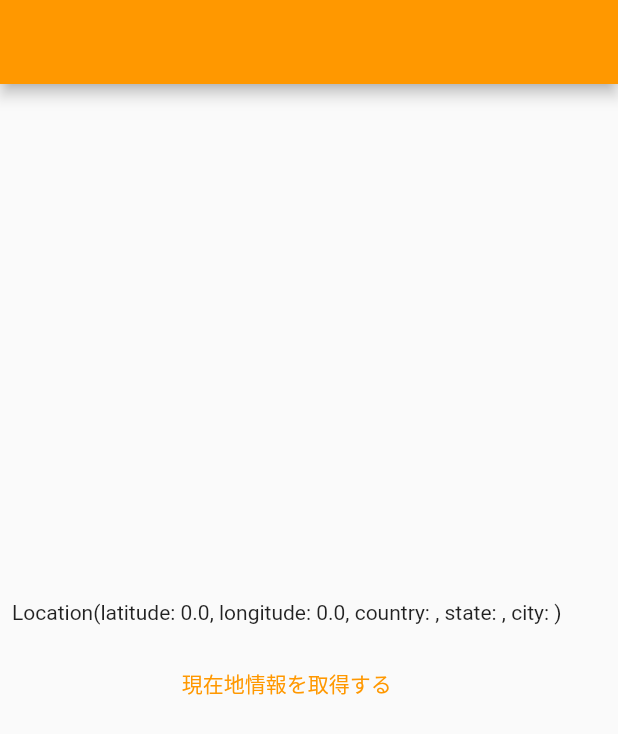
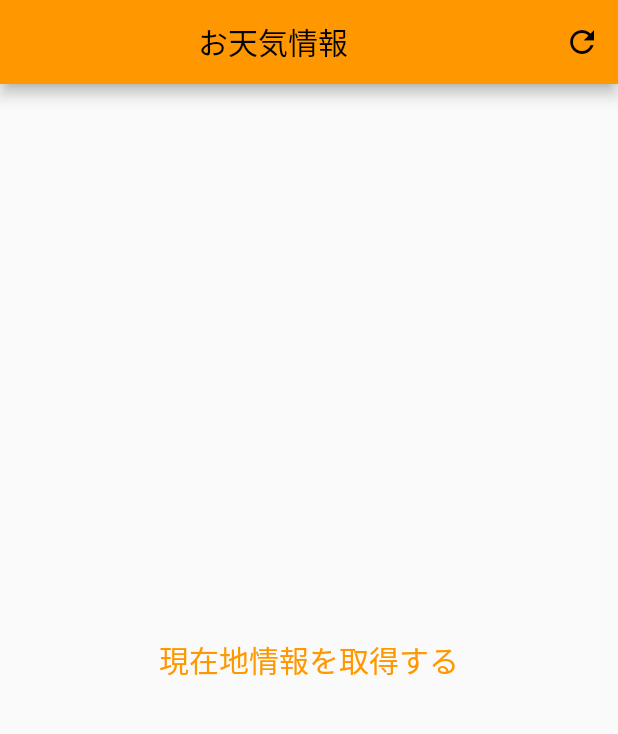
Before and after one commit to Hiro-nari/weather_info, a Flutter app: the screen it shows after launch, on a phone screen of 412 x 824 dp. Shown: the top 734 px of the screen. Run offline on Flutter 3.47's test engine with Material 2 defaults, Android fonts, the phone set to English and light mode, and no system bars; our stand-ins replace auto_route, freezed_annotation, geocoding, geolocator, hooks_riverpod.

Commit message:
3rd　commit

```diff
--- /dev/null
+++ b/lib/common/position_repository.dart
@@ -0,0 +1,53 @@
+
+import 'dart:convert';
+
+import 'package:geolocator/geolocator.dart';
+import 'package:hooks_riverpod/hooks_riverpod.dart';
+import 'package:weather_info/common/utils.dart';
+import 'package:weather_info/data_class/location.dart';
+import 'package:geocoding/geocoding.dart' as geoCoding;
+
+final positionProvider = StateNotifierProvider<PositionNotifier, Location>(
+      (ref) => PositionNotifier( const Location(longitude: 0.0, latitude: 0.0, city: '', state: '', country: '')),
+);
+
+class PositionNotifier extends StateNotifier<Location> {
+  PositionNotifier(Location state) : super(state);
+
+
+  void getLocation() async{
+
+    final isLocationEnabled = await Geolocator.isLocationServiceEnabled();
+
+    if (!isLocationEnabled) {
+      return Future.error("位置情報サービスがオフになっています");
+    }
+
+    var permission = await Geolocator.checkPermission();
+    if (permission == LocationPermission.denied) {
+      permission = await Geolocator.requestPermission();
+      if (permission == LocationPermission.denied) {
+        return Future.error("位置情報へのアクセスをユーザーが拒否しました");
+      }
+    }
+    if (permission == LocationPermission.deniedForever) {
+      return Future.error("位置情報へのアクセスが永遠に拒否されています");
+    }
+
+    final position = await Geolocator.getCurrentPosition(
+        desiredAccuracy: LocationAccuracy.high);
+    final placeMarks = await geoCoding.placemarkFromCoordinates(
+        position.latitude, position.longitude);
+    final placeMark = placeMarks.first;
+    final location = await Future.value(convert(placeMark, position));
+
+    state = Location(city: location.city, longitude: location.longitude, state: location.state, country: location.country, latitude: location.longitude);
+
+  }
+
+  void refreshLocation(){
+    state = const Location(city: "", longitude: 0.0, state: "", country: "", latitude: 0.0);
+  }
+
+
+}
--- a/lib/main.dart
+++ b/lib/main.dart
@@ -13,45 +13,45 @@ import 'main.gr.dart';
 import 'package:geocoding/geocoding.dart' as geoCoding;
 
 
-final positionProvider = StateNotifierProvider((_) => PositionNotifier());
 
-class PositionNotifier extends StateNotifier<Location> {
-  PositionNotifier() : super(const Location(longitude: 0.0, latitude: 0.0, city: '', state: '', country: ''));
-
-
-  void getLocation() async{
-   // await getCurrentLocation();
-
-    final isLocationEnabled = await Geolocator.isLocationServiceEnabled();
-
-    if (!isLocationEnabled) {
-      return Future.error("位置情報サービスがオフになっています");
-    }
-
-    var permission = await Geolocator.checkPermission();
-    if (permission == LocationPermission.denied) {
-      permission = await Geolocator.requestPermission();
-      if (permission == LocationPermission.denied) {
-        return Future.error("位置情報へのアクセスをユーザーが拒否しました");
-      }
-    }
-    if (permission == LocationPermission.deniedForever) {
-      return Future.error("位置情報へのアクセスが永遠に拒否されています");
-    }
-
-    final position = await Geolocator.getCurrentPosition(
-        desiredAccuracy: LocationAccuracy.high);
-    final placeMarks = await geoCoding.placemarkFromCoordinates(
-        position.latitude, position.longitude);
-    final placeMark = placeMarks.first;
-    final location = await Future.value(convert(placeMark, position));
-
-    state = Location(city: location.city, longitude: location.longitude, state: location.state, country: location.country, latitude: location.longitude);
-
-
-
-  }
-}
+// final positionProvider = StateNotifierProvider<PositionNotifier, Location>(
+//       (ref) => PositionNotifier( const Location(longitude: 0.0, latitude: 0.0, city: '', state: '', country: '')),
+// );
+//
+// class PositionNotifier extends StateNotifier<Location> {
+//   PositionNotifier(Location state) : super(state);
+//
+//
+//   void getLocation() async{
+//
+//     final isLocationEnabled = await Geolocator.isLocationServiceEnabled();
+//
+//     if (!isLocationEnabled) {
+//       return Future.error("位置情報サービスがオフになっています");
+//     }
+//
+//     var permission = await Geolocator.checkPermission();
+//     if (permission == LocationPermission.denied) {
+//       permission = await Geolocator.requestPermission();
+//       if (permission == LocationPermission.denied) {
+//         return Future.error("位置情報へのアクセスをユーザーが拒否しました");
+//       }
+//     }
+//     if (permission == LocationPermission.deniedForever) {
+//       return Future.error("位置情報へのアクセスが永遠に拒否されています");
+//     }
+//
+//     final position = await Geolocator.getCurrentPosition(
+//         desiredAccuracy: LocationAccuracy.high);
+//     final placeMarks = await geoCoding.placemarkFromCoordinates(
+//         position.latitude, position.longitude);
+//     final placeMark = placeMarks.first;
+//     final location = await Future.value(convert(placeMark, position));
+//
+//     state = Location(city: location.city, longitude: location.longitude, state: location.state, country: location.country, latitude: location.longitude);
+//
+//   }
+// }
 
 
 void main() {
@@ -82,7 +82,7 @@ class MyApp extends StatelessWidget {
           color: Colors.red,
         ),
       ),
-      //androidのバックボタンでアプリが消されない
+      //androidのバックボタンでアプリが消されないように
       backButtonDispatcher: RootBackButtonDispatcher(),
 
     );
--- a/lib/screens/home_screen.dart
+++ b/lib/screens/home_screen.dart
@@ -1,46 +1,85 @@
-import 'dart:async';
+
 
 import 'package:flutter/material.dart';
-import 'package:flutter_hooks/flutter_hooks.dart';
-import 'package:geocoding/geocoding.dart' as geoCoding;
-import 'package:geolocator/geolocator.dart';
 import 'package:hooks_riverpod/hooks_riverpod.dart';
+import 'package:weather_info/common/position_repository.dart';
+import 'package:weather_info/common/weather_repository.dart';
+import 'package:auto_route/auto_route.dart';
 import 'package:weather_info/data_class/location.dart';
 
-import '../main.dart';
+import '../main.gr.dart';
+
 
 class HomeScreen extends ConsumerWidget {
   const HomeScreen({Key? key}) : super(key: key);
 
   @override
   Widget build(BuildContext context, WidgetRef ref) {
-    Location? location;
 
-    final state = ref.watch(positionProvider);
+    final location = ref.watch(positionProvider);
 
     return Scaffold(
-      appBar: AppBar(),
+      appBar: AppBar(
+        title: const Center(child: Text("お天気情報")),
+        actions: [
+          IconButton(
+              onPressed: ()=> _refresh(context,ref),
+              icon: const Icon(Icons.refresh))
+        ],
+      ),
       body: Column(
         mainAxisAlignment: MainAxisAlignment.center,
+        crossAxisAlignment: CrossAxisAlignment.center,
         children: [
 
-          Padding(
-            padding: const EdgeInsets.all(8.0),
-            child: Text(state.toString()),
-          ),
+          location.city.isEmpty
+          ? Container()
+          : Center(child: Column(
+            children: [
+              const Text("あなたの現在地は",style: TextStyle(fontSize: 20.0 ,fontWeight:FontWeight.bold ),),
+              Text("${location.city} です",style: const TextStyle(fontSize: 30.0 ,fontWeight:FontWeight.bold ),),
+            ],
+          )),
 
-          Padding(
-            padding: const EdgeInsets.all(8.0),
+          ///位置情報取得ボタン
+          location.city.isEmpty
+         ? Center(
             child: TextButton(
                 onPressed: ()  {
                   ref.read(positionProvider.notifier).getLocation();
                 },
-                child: const Text("現在地情報を取得する"),
+                child: const Text("現在地情報を取得する",style: TextStyle(fontSize: 20.0),),
               ),
+          )
+          : Container(),
+
+          ///天気情報取得ボタン
+          location.city.isEmpty
+          ? Container()
+         : Padding(
+            padding: const EdgeInsets.all(8.0),
+            child: TextButton(
+              onPressed: ()  {
+                _openWeatherScreen(context,location);
+              },
+              child: const Text("現在地の天気を取得する",style: TextStyle(fontSize: 20.0,color: Colors.blue),),
+            ),
           ),
         ],
       ),
     );
   }
 
+  void _openWeatherScreen(BuildContext context,Location location) {
+
+    context.router.push( WeatherScreenRouter(location: location));
+
+  }
+
+  _refresh(BuildContext context, WidgetRef ref) {
+
+    ref.read(positionProvider.notifier).refreshLocation();
+
+  }
+
 }
--- a/pubspec.yaml
+++ b/pubspec.yaml
@@ -42,6 +42,7 @@ dependencies:
   geolocator: ^8.2.1
   geocoding: ^2.0.4
   json_annotation: ^4.5.0
+  http: ^0.13.4
 
 dev_dependencies:
   flutter_test:
```
Also changed, not shown: lib/common/utils.dart (+0 -28 lines), lib/common/weather_repository.dart (added, +49 -0 lines), lib/data_class/weather.dart (added, +25 -0 lines), lib/screens/weather_screen.dart (+71 -4 lines), lib/data_class/location.g.dart (added), lib/data_class/weather.freezed.dart (added), lib/data_class/weather.g.dart (added), lib/main.gr.dart, pubspec.lock, 5 other files.
